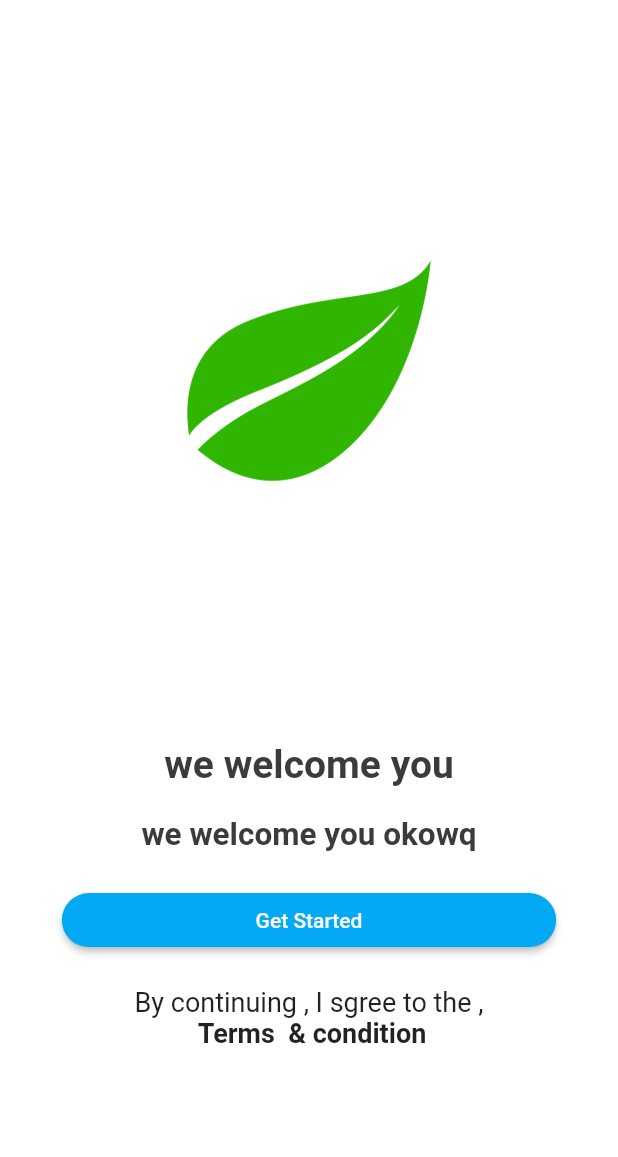
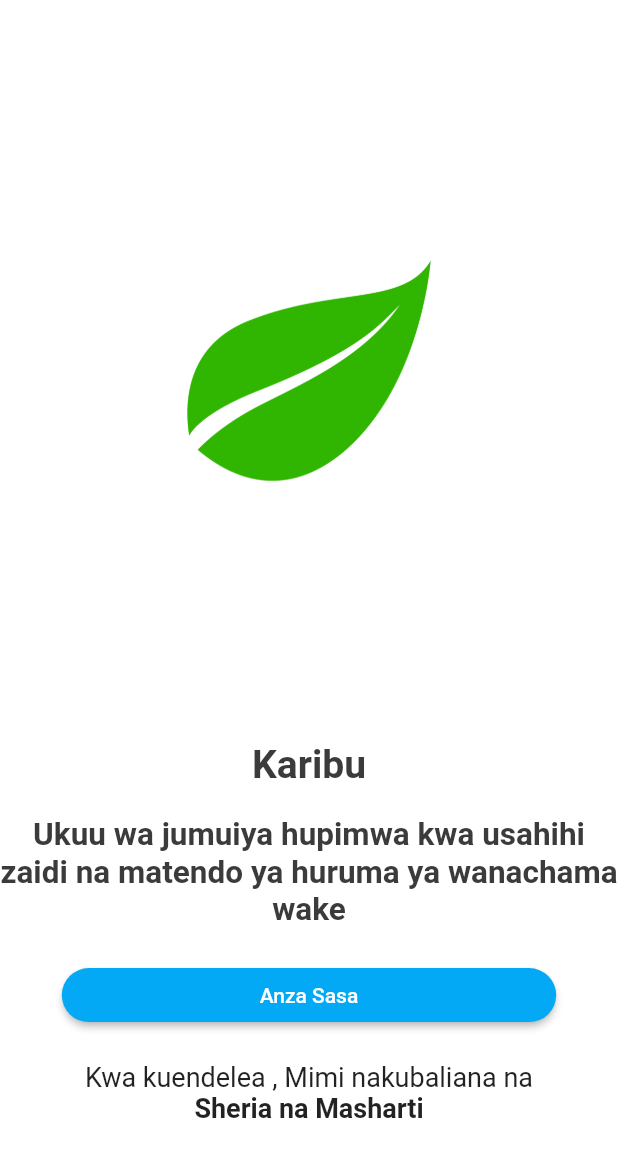
Before and after one commit to Jessanj/jumuiya_app, a Flutter app: the screen it shows after launch, on a phone screen of 412 x 824 dp. Shown: the top 1157 px of the screen. Run offline on Flutter 3.47's test engine with Material 2 defaults, Android fonts, the phone set to English and light mode, and no system bars; our stand-ins replace calendar_view, carousel_slider, fluentui_icons, flutter_colorpicker, gap; generated files the repository leaves out were written again.

Commit message:
update language localization

```diff
--- /dev/null
+++ b/l10n.yaml
@@ -0,0 +1,3 @@
+arb-dir: lib/l10n
+template-arb-file: app_en.arb
+output-localization-file: app_localizations.dart
--- /dev/null
+++ b/lib/Helpers/api_URL.dart
@@ -0,0 +1,4 @@
+class ApiConstants {
+  static String baseUrl = 'https://jsonplaceholder.typicode.com';
+  static String usersEndpoint = '/users';
+}
--- /dev/null
+++ b/lib/l10n/app_sw.arb
@@ -0,0 +1,9 @@
+{
+  "helloWorld": "Habari Dunia!",
+  "today" : "Leo",
+  "welcome" : "Karibu",
+  "getStarted" : "Anza Sasa",
+  "by_continuing" : "Kwa kuendelea , Mimi nakubaliana na",
+  "community_quote" : "Ukuu wa jumuiya hupimwa kwa usahihi zaidi na matendo ya huruma ya wanachama wake",
+  "terms_condition" : "Sheria na Masharti"
+}
--- a/lib/main.dart
+++ b/lib/main.dart
@@ -1,7 +1,9 @@
 import 'package:flutter/material.dart';
+import 'package:flutter_localizations/flutter_localizations.dart';
 import 'package:jumuiya_app/screens/get_started.dart';
 import 'package:jumuiya_app/util/app_styles.dart';
 import 'package:jumuiya_app/screens/bottom_nav.dart';
+import 'package:flutter_gen/gen_l10n/app_localizations.dart';
 
 void main() {
   runApp(const MyApp());
@@ -21,7 +23,47 @@ class MyApp extends StatelessWidget {
         backgroundColor: Colors.white,
       ),
 
+      localizationsDelegates: AppLocalizations.localizationsDelegates,
+      supportedLocales: AppLocalizations.supportedLocales,
+
       home: const GetStarted(),
+      locale: Locale('sw'),
     );
   }
 }
+
+// class MyApp extends StatefulWidget {
+//   const MyApp({Key? key}) : super(key: key);
+//
+//   @override
+//   State<MyApp> createState() => _MyAppState();
+// }
+//
+// class _MyAppState extends State<MyApp> {
+//
+//   @override
+//   Widget build(BuildContext context) {
+//     return  MaterialApp(
+//       debugShowCheckedModeBanner: false,
+//       title: 'Flutter Demo',
+//       theme: ThemeData(
+//         primaryColor: primary,
+//         backgroundColor: Colors.white,
+//       ),
+//
+//       localizationsDelegates: [
+//         AppLocalizations.delegate, // Add this line
+//         GlobalMaterialLocalizations.delegate,
+//         GlobalWidgetsLocalizations.delegate,
+//         GlobalCupertinoLocalizations.delegate,
+//       ],
+//
+//       supportedLocales: [
+//         Locale('en'), // English
+//         Locale('es'), // Spanish
+//       ],
+//
+//       home: const GetStarted(),
+//     );
+//   }
+// }
--- /dev/null
+++ b/lib/model/user.dart
@@ -0,0 +1,3 @@
+class User {
+
+}
--- a/lib/screens/get_started.dart
+++ b/lib/screens/get_started.dart
@@ -4,6 +4,7 @@ import 'package:gap/gap.dart';
 import 'package:jumuiya_app/screens/login_page.dart';
 import 'package:jumuiya_app/util/app_layouts.dart';
 import 'package:jumuiya_app/util/app_styles.dart';
+import 'package:flutter_gen/gen_l10n/app_localizations.dart';
 
 class GetStarted extends StatefulWidget {
   const GetStarted({super.key});
@@ -36,12 +37,12 @@ class _GetStartedState extends State<GetStarted> {
           Container(
             padding: EdgeInsets.only(bottom: 20),
             alignment: Alignment.center,
-            child: Text('we welcome you' , style: Styles.headLineStyle1,),
+            child: Text(AppLocalizations.of(context)!.welcome , style: Styles.headLineStyle1,),
           ),
-          Container(
+         Container(
             alignment: Alignment.center,
             padding: const EdgeInsets.only(bottom: 20),
-            child: Text("we welcome you okowq" , style: Styles.headLineStyle2),
+            child: Text(AppLocalizations.of(context)!.community_quote , style: Styles.headLineStyle2, textAlign: TextAlign.center),
           ),
           SizedBox(
             width: size.width *0.8 ,
@@ -57,13 +58,13 @@ class _GetStartedState extends State<GetStarted> {
                   borderRadius: BorderRadius.circular(30),
                 ),
               ),
-              child: const Text('Get Started') , ),
+              child: Text(AppLocalizations.of(context)!.getStarted) ),
           ),
           const Gap(20),
           Column(
-              children:  const [
-                Text('By continuing , I sgree to the ,', style: TextStyle(fontSize: 18 ) ),
-                Text(' Terms  & condition' , style: TextStyle( fontSize: 18, fontStyle: FontStyle.normal , fontWeight: FontWeight.bold ) ),
+              children:  [
+                Text(AppLocalizations.of(context)!.by_continuing, style: TextStyle(fontSize: 18 ) ),
+                Text(AppLocalizations.of(context)!.terms_condition , style: TextStyle( fontSize: 18, fontStyle: FontStyle.normal , fontWeight: FontWeight.bold ) ),
               ]
           )
         ],
--- a/lib/screens/home_page.dart
+++ b/lib/screens/home_page.dart
@@ -4,7 +4,6 @@ import 'package:jumuiya_app/screens/notifications_page.dart';
 import 'package:jumuiya_app/util/app_layouts.dart';
 import 'package:jumuiya_app/util/app_styles.dart';
 import 'package:carousel_slider/carousel_slider.dart';
-
 import '../widgets/left_drawer.dart';
 
 class LangItem {
@@ -22,6 +21,7 @@ class HomePage extends StatefulWidget {
 }
 
 class _HomePageState extends State<HomePage> {
+
 
   @override
   void initState() {
--- a/pubspec.yaml
+++ b/pubspec.yaml
@@ -32,6 +32,8 @@ dependencies:
   flutter:
     sdk: flutter
 
+  flutter_localizations:
+    sdk: flutter
 
   # The following adds the Cupertino Icons font to your application.
   # Use with the CupertinoIcons class for iOS style icons.
@@ -40,8 +42,9 @@ dependencies:
   gap: ^2.0.0
   carousel_slider: ^4.2.1
   calendar_view: ^1.0.2
-  intl: ^0.18.0
+  intl: ^0.17.0
   flutter_colorpicker: ^1.0.3
+  http : ^0.13.5
 
 dev_dependencies:
   flutter_test:
@@ -64,6 +67,7 @@ flutter:
   # included with your application, so that you can use the icons in
   # the material Icons class.
   uses-material-design: true
+  generate: true
 
   # To add assets to your application, add an assets section, like this:
   assets:
```
Also changed, not shown: lib/l10n/app_en.arb (added, +9 -0 lines), lib/screens/bottom_nav.dart (+7 -2 lines), pubspec.lock.
